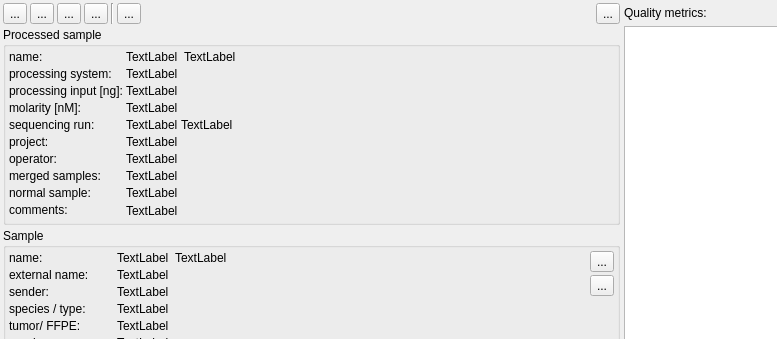
Qt form src/GSvar/ProcessedSampleWidget.ui (imgag/ngs-bits) before a commit; both pictures show x 0 to 777 and y 0 to 339 of the 950 by 943 pixel window.
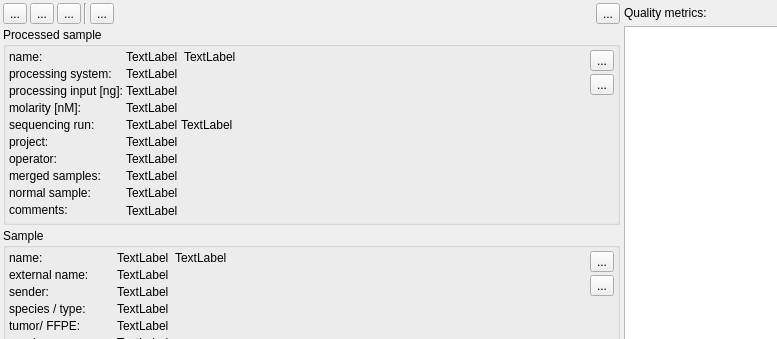
The same form after that commit. Icons and pictures are not drawn. Custom widgets are drawn as their Qt base class.

Commit message: GSvar: deleting processed samples is now possible (from processed sample tab and sample search tab)

The edit to the form file:
```diff
--- a/src/GSvar/ProcessedSampleWidget.ui
+++ b/src/GSvar/ProcessedSampleWidget.ui
@@ -53,20 +53,9 @@
        </property>
        <item>
         <layout class="QHBoxLayout" name="horizontalLayout_3">
-         <item>
-          <widget class="QToolButton" name="edit_btn">
-           <property name="text">
-            <string>...</string>
-           </property>
-           <property name="icon">
-            <iconset resource="GSvar.qrc">
-             <normaloff>:/Icons/Edit.png</normaloff>:/Icons/Edit.png</iconset>
-           </property>
-           <property name="popupMode">
-            <enum>QToolButton::InstantPopup</enum>
-           </property>
-          </widget>
-         </item>
+         <property name="spacing">
+          <number>3</number>
+         </property>
          <item>
           <widget class="QToolButton" name="folder_btn">
            <property name="text">
@@ -170,31 +159,27 @@
          <property name="flat">
           <bool>true</bool>
          </property>
+         <layout class="QHBoxLayout" name="horizontalLayout_10">
+          <property name="leftMargin">
+           <number>3</number>
+          </property>
+          <property name="topMargin">
+           <number>3</number>
+          </property>
+          <property name="rightMargin">
+           <number>3</number>
+          </property>
+          <property name="bottomMargin">
+           <number>3</number>
+          </property>
+          <item>
          <layout class="QFormLayout" name="formLayout_2">
-          <property name="sizeConstraint">
-           <enum>QLayout::SetDefaultConstraint</enum>
-          </property>
-          <property name="rowWrapPolicy">
-           <enum>QFormLayout::WrapLongRows</enum>
-          </property>
           <property name="horizontalSpacing">
            <number>3</number>
           </property>
           <property name="verticalSpacing">
            <number>3</number>
           </property>
-          <property name="leftMargin">
-           <number>3</number>
-          </property>
-          <property name="topMargin">
-           <number>3</number>
-          </property>
-          <property name="rightMargin">
-           <number>3</number>
-          </property>
-          <property name="bottomMargin">
-           <number>3</number>
-          </property>
           <item row="0" column="0">
            <widget class="QLabel" name="label_21">
             <property name="text">
@@ -427,6 +412,46 @@
            </widget>
           </item>
          </layout>
+          </item>
+          <item>
+           <layout class="QVBoxLayout" name="verticalLayout_9">
+            <property name="spacing">
+             <number>3</number>
+            </property>
+            <item>
+             <widget class="QToolButton" name="edit_btn">
+              <property name="toolTip">
+               <string>Edit processed sample data.</string>
+              </property>
+              <property name="text">
+               <string>...</string>
+              </property>
+              <property name="icon">
+               <iconset resource="GSvar.qrc">
+                <normaloff>:/Icons/Edit.png</normaloff>:/Icons/Edit.png</iconset>
+              </property>
+             </widget>
+            </item>
+            <item>
+             <widget class="QToolButton" name="delete_btn">
+              <property name="toolTip">
+               <string>Delete processed sample and/or associated data.</string>
+              </property>
+              <property name="text">
+               <string>...</string>
+              </property>
+              <property name="icon">
+               <iconset resource="GSvar.qrc">
+                <normaloff>:/Icons/Remove.png</normaloff>:/Icons/Remove.png</iconset>
+              </property>
+             </widget>
+            </item>
+            <item>
+             <widget class="QWidget" name="widget_5" native="true"/>
+            </item>
+           </layout>
+          </item>
+         </layout>
         </widget>
        </item>
        <item>
```
Left out of the diff: 3 changed lines with no effect on the pictures. Lines whose indentation alone changed are shown as unchanged. The commit also changes 11 other files.
